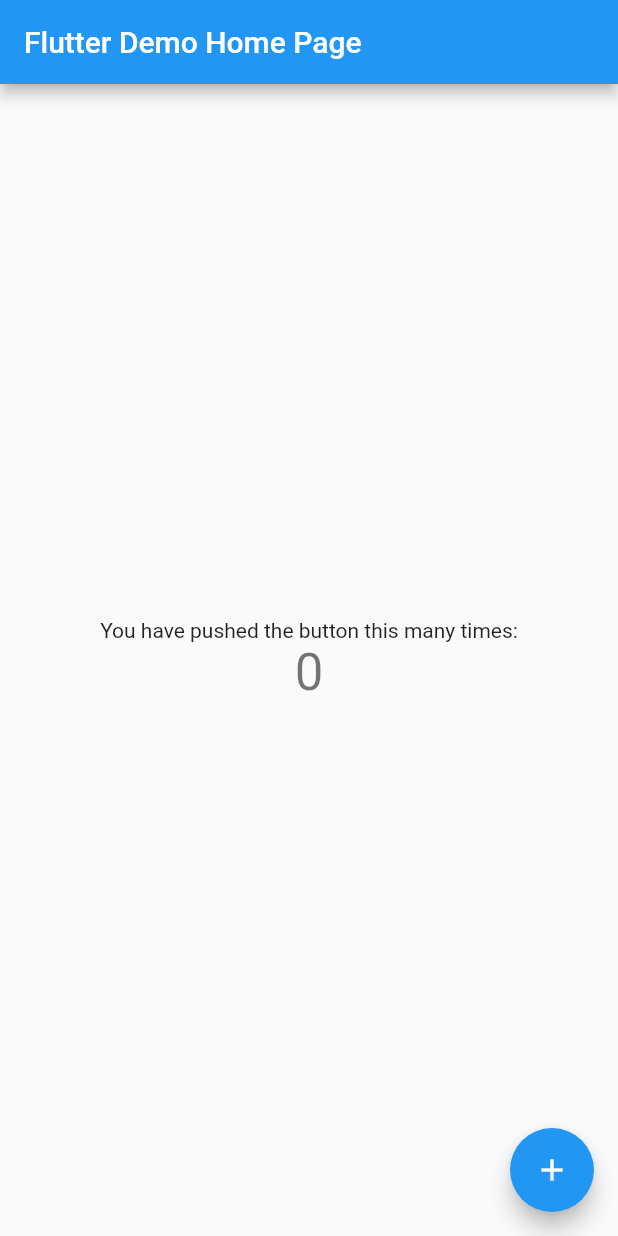
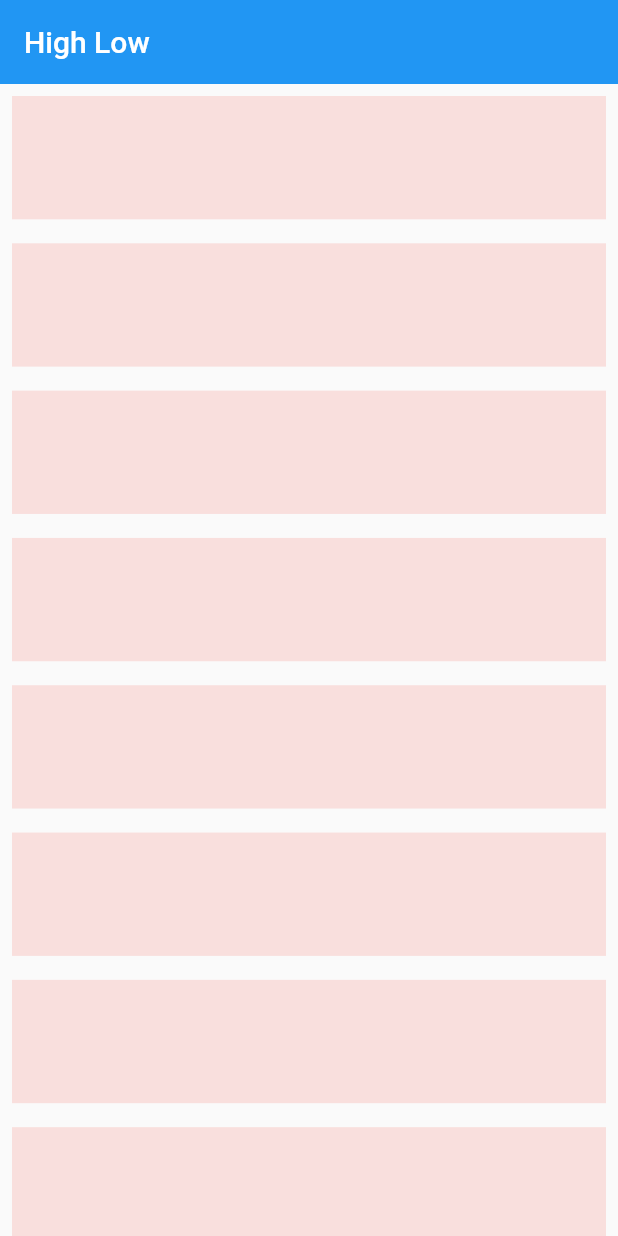
Before and after one commit to alphamikle/high_low, a Flutter app: the screen it shows after launch, on a phone screen of 412 x 824 dp. Run offline on Flutter 3.47's test engine with Material 2 defaults, Android fonts, the phone set to English and light mode, and no system bars; our stand-ins replace logger; generated files the repository leaves out were written again.

Commit message:
Day 1: - basic architecture - routing - di - logs - small additions to readme - mock of main view

```diff
--- /dev/null
+++ b/lib/domain/main/main_view.dart
@@ -0,0 +1,35 @@
+import 'dart:math';
+
+import 'package:flutter/material.dart';
+
+class MainView extends StatefulWidget {
+  const MainView({Key? key}) : super(key: key);
+
+  @override
+  _MainViewState createState() => _MainViewState();
+}
+
+class _MainViewState extends State<MainView> {
+  @override
+  Widget build(BuildContext context) {
+    return Scaffold(
+      body: CustomScrollView(
+        slivers: [
+          SliverAppBar(
+            title: Text('High Low'),
+          ),
+          for (int i = 0; i < 10; i++)
+            SliverToBoxAdapter(
+              child: Padding(
+                padding: const EdgeInsets.all(8),
+                child: Container(
+                  color: Colors.red.withOpacity(0.15),
+                  height: Random().nextDouble() * (100 - 80) + 80,
+                ),
+              ),
+            )
+        ],
+      ),
+    );
+  }
+}
--- /dev/null
+++ b/lib/high_low_app.dart
@@ -0,0 +1,16 @@
+import 'package:flutter/material.dart';
+import 'package:high_low/service/di/di.dart';
+
+class HighLowApp extends StatelessWidget {
+  const HighLowApp({Key? key}) : super(key: key);
+
+  @override
+  Widget build(BuildContext context) {
+    return MaterialApp.router(
+      title: 'High Low',
+      routeInformationParser: Di.get<RouteInformationParser<Object>>(),
+      routerDelegate: Di.get<RouterDelegate<Object>>(),
+      backButtonDispatcher: Di.get<BackButtonDispatcher>(),
+    );
+  }
+}
--- a/lib/main.dart
+++ b/lib/main.dart
@@ -1,115 +1,18 @@
 import 'package:flutter/material.dart';
+import 'package:high_low/high_low_app.dart';
+import 'package:high_low/service/di/registrations.dart';
 
 void main() {
+  WidgetsFlutterBinding.ensureInitialized();
+  initDependencies();
   runApp(const MyApp());
 }
 
 class MyApp extends StatelessWidget {
   const MyApp({Key? key}) : super(key: key);
 
-  // This widget is the root of your application.
   @override
   Widget build(BuildContext context) {
-    return MaterialApp(
-      title: 'Flutter Demo',
-      theme: ThemeData(
-        // This is the theme of your application.
-        //
-        // Try running your application with "flutter run". You'll see the
-        // application has a blue toolbar. Then, without quitting the app, try
-        // changing the primarySwatch below to Colors.green and then invoke
-        // "hot reload" (press "r" in the console where you ran "flutter run",
-        // or simply save your changes to "hot reload" in a Flutter IDE).
-        // Notice that the counter didn't reset back to zero; the application
-        // is not restarted.
-        primarySwatch: Colors.blue,
-      ),
-      home: const MyHomePage(title: 'Flutter Demo Home Page'),
-    );
+    return const HighLowApp();
   }
 }
-
-class MyHomePage extends StatefulWidget {
-  const MyHomePage({Key? key, required this.title}) : super(key: key);
-
-  // This widget is the home page of your application. It is stateful, meaning
-  // that it has a State object (defined below) that contains fields that affect
-  // how it looks.
-
-  // This class is the configuration for the state. It holds the values (in this
-  // case the title) provided by the parent (in this case the App widget) and
-  // used by the build method of the State. Fields in a Widget subclass are
-  // always marked "final".
-
-  final String title;
-
-  @override
-  State<MyHomePage> createState() => _MyHomePageState();
-}
-
-class _MyHomePageState extends State<MyHomePage> {
-  int _counter = 0;
-
-  void _incrementCounter() {
-    setState(() {
-      // This call to setState tells the Flutter framework that something has
-      // changed in this State, which causes it to rerun the build method below
-      // so that the display can reflect the updated values. If we changed
-      // _counter without calling setState(), then the build method would not be
-      // called again, and so nothing would appear to happen.
-      _counter++;
-    });
-  }
-
-  @override
-  Widget build(BuildContext context) {
-    // This method is rerun every time setState is called, for instance as done
-    // by the _incrementCounter method above.
-    //
-    // The Flutter framework has been optimized to make rerunning build methods
-    // fast, so that you can just rebuild anything that needs updating rather
-    // than having to individually change instances of widgets.
-    return Scaffold(
-      appBar: AppBar(
-        // Here we take the value from the MyHomePage object that was created by
-        // the App.build method, and use it to set our appbar title.
-        title: Text(widget.title),
-      ),
-      body: Center(
-        // Center is a layout widget. It takes a single child and positions it
-        // in the middle of the parent.
-        child: Column(
-          // Column is also a layout widget. It takes a list of children and
-          // arranges them vertically. By default, it sizes itself to fit its
-          // children horizontally, and tries to be as tall as its parent.
-          //
-          // Invoke "debug painting" (press "p" in the console, choose the
-          // "Toggle Debug Paint" action from the Flutter Inspector in Android
-          // Studio, or the "Toggle Debug Paint" command in Visual Studio Code)
-          // to see the wireframe for each widget.
-          //
-          // Column has various properties to control how it sizes itself and
-          // how it positions its children. Here we use mainAxisAlignment to
-          // center the children vertically; the main axis here is the vertical
-          // axis because Columns are vertical (the cross axis would be
-          // horizontal).
-          mainAxisAlignment: MainAxisAlignment.center,
-          children: <Widget>[
-            const Text(
-              'You have pushed the button this many times:',
-            ),
-            Text(
-              '$_counter',
-              style: Theme.of(context).textTheme.headline4,
-            ),
-          ],
-        ),
-      ),
-      floatingActionButton: FloatingActionButton(
-        onPressed: _incrementCounter,
-        tooltip: 'Increment',
-        child: const Icon(Icons.add),
-      ), // This trailing comma makes auto-formatting nicer for build methods.
-    );
-  }
-}
--- /dev/null
+++ b/lib/service/di/di.dart
@@ -0,0 +1,32 @@
+import 'package:flutter/cupertino.dart';
+
+class Di {
+  static final Map<String, dynamic> _dependencies = <String, dynamic>{};
+  static final Map<String, ValueGetter<dynamic>> _builders = <String, ValueGetter<dynamic>>{};
+
+  static String _generateDiCode<T>([String name = '']) {
+    return '$T$name';
+  }
+
+  static void reg<T>(ValueGetter<T> builder, {String name = '', bool asBuilder = false}) {
+    final String code = _generateDiCode<T>(name);
+    if (asBuilder) {
+      _builders[code] = builder;
+    } else {
+      _dependencies[code] = builder();
+    }
+  }
+
+  static T get<T>({String name = ''}) {
+    final String code = _generateDiCode<T>(name);
+    late T value;
+    if (!_dependencies.containsKey(code) && !_builders.containsKey(code)) {
+      throw Exception('Dependency for type $T with code $code not registered');
+    } else if (_dependencies.containsKey(code)) {
+      value = _dependencies[code];
+    } else {
+      value = _builders[code]!();
+    }
+    return value;
+  }
+}
--- /dev/null
+++ b/lib/service/types/types.dart
@@ -0,0 +1,5 @@
+typedef Json = Map<String, dynamic>;
+
+// Helper for import types
+// ignore: constant_identifier_names
+const bool TYPES = true;
```
Also changed, not shown: lib/service/di/registrations.dart (added, +13 -0 lines), lib/service/logs/logs.dart (added, +57 -0 lines), lib/service/routing/default_router_information_parser.dart (added, +10 -0 lines), lib/service/routing/page_builder.dart (added, +72 -0 lines), lib/service/routing/root_router_delegate.dart (added, +61 -0 lines), lib/service/routing/route_configuration.dart (added, +50 -0 lines), lib/service/routing/routes.dart (added, +52 -0 lines), pubspec.yaml (+8 -72 lines), pubspec.lock, 10 other files.
